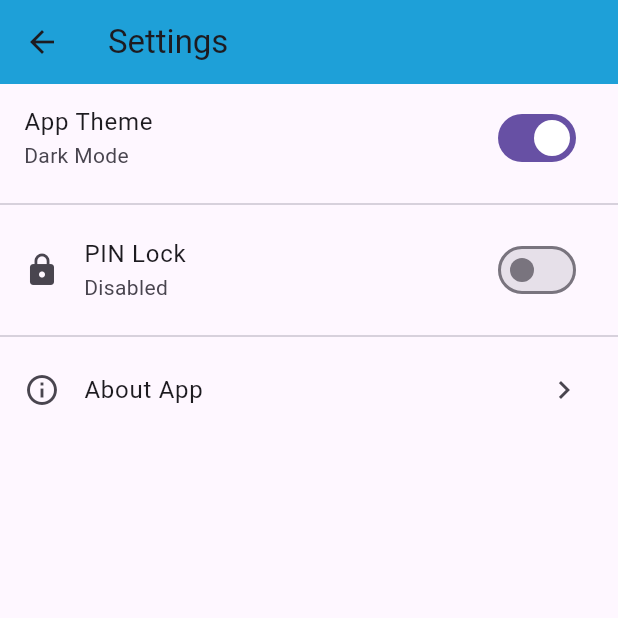
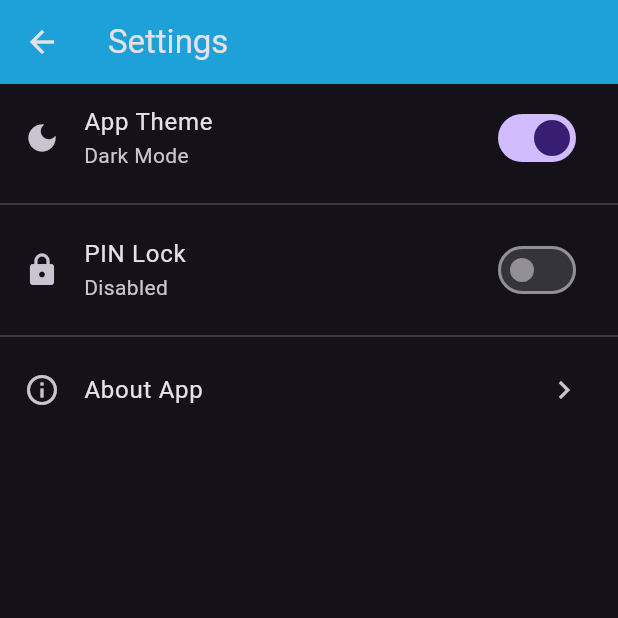
Before and after one commit to Aqilah87/MyDiary_CSC660Indv, a Flutter app: the SettingsPage screen opened directly with empty values, after a tap on "App Theme", on a phone screen of 412 x 824 dp, the top half of it. Run offline on Flutter 3.47's test engine with Material 3 defaults, Android fonts, the phone set to English and light mode, and no system bars; our stand-ins replace google_fonts, hive, hive_flutter, image_picker, shared_preferences; accounts and stored records are empty.

Commit message:
aktifkan dark mode

```diff
--- a/lib/main.dart
+++ b/lib/main.dart
@@ -1,7 +1,7 @@
 import 'package:flutter/material.dart';
 import 'package:hive_flutter/hive_flutter.dart';
+import 'package:shared_preferences/shared_preferences.dart';
 import 'lock_screen.dart';
-import 'package:shared_preferences/shared_preferences.dart';
 import 'models/diary_entry.dart'; // Make sure this is the correct path
 import 'theme_controller.dart';
 
@@ -16,7 +16,7 @@ void main() async {
   Hive.registerAdapter(DiaryEntryAdapter());
   await Hive.openBox<DiaryEntry>('diary');
 
-  // ✅ Load theme preference before runApp
+  // Load theme preference before runApp
   final prefs = await SharedPreferences.getInstance();
   final isDark = prefs.getBool('is_dark_mode') ?? false;
   themeNotifier.value = isDark ? ThemeMode.dark : ThemeMode.light;
--- a/lib/screens/settings_page.dart
+++ b/lib/screens/settings_page.dart
@@ -1,4 +1,6 @@
 import 'package:flutter/material.dart';
+import 'package:shared_preferences/shared_preferences.dart';
+import '../main.dart';
 
 class SettingsPage extends StatefulWidget {
   final bool isDarkMode;
@@ -72,9 +74,14 @@ class _SettingsPageState extends State<SettingsPage> {
           SwitchListTile(
             title: Text('App Theme'),
             subtitle: Text(_isDarkMode ? 'Dark Mode' : 'Light Mode'),
+            secondary: Icon(Icons.dark_mode),
             value: _isDarkMode,
-            onChanged: (val) {
+            onChanged: (val) async {
+              final prefs = await SharedPreferences.getInstance();
+              await prefs.setBool('is_dark_mode', val);
+
               setState(() => _isDarkMode = val);
+              themeNotifier.value = val ? ThemeMode.dark : ThemeMode.light;
               widget.onThemeChanged(val);
               },
               ),
```
